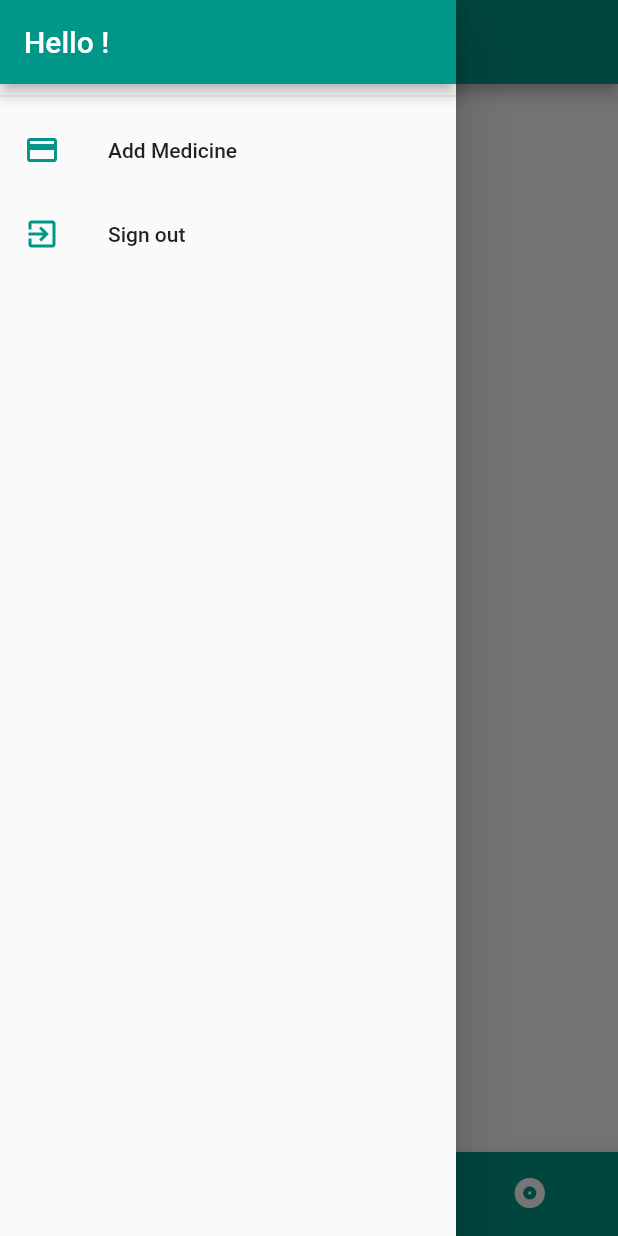
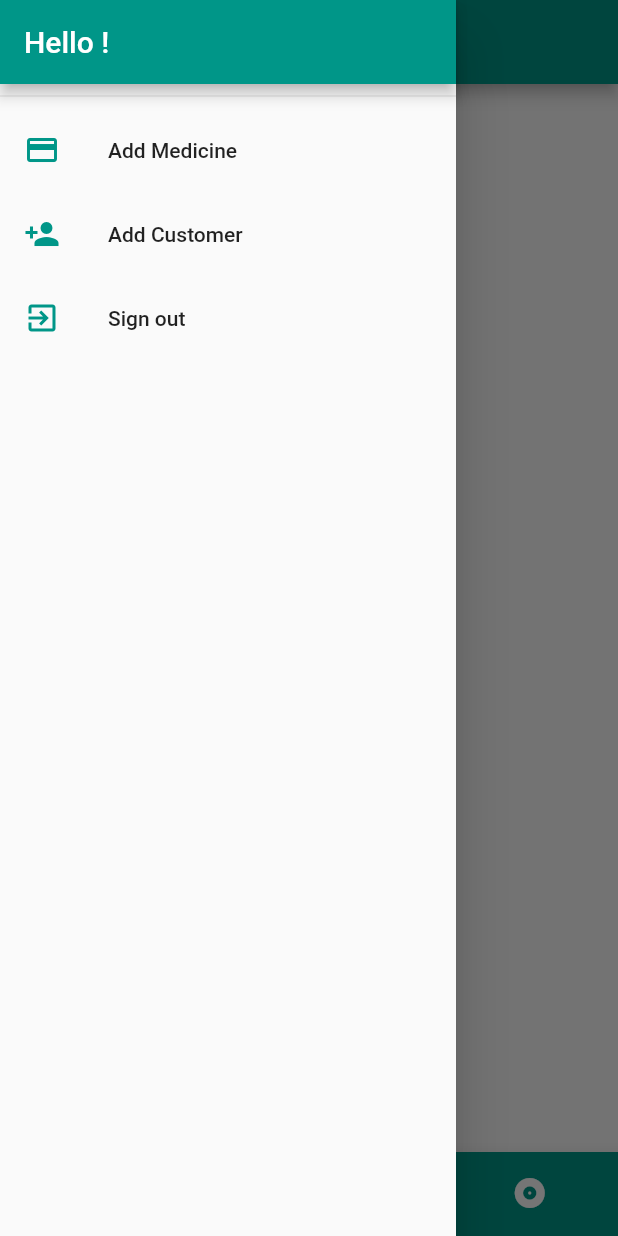
Before and after one commit to MedhatMohamed5/Medicines, a Flutter app: the screen it shows once a user with an empty profile is signed in, with the side drawer open, on a phone screen of 412 x 824 dp. Run offline on Flutter 3.47's test engine with Material 2 defaults, Android fonts, the phone set to English and light mode, and no system bars; our stand-ins replace cached_network_image, cloud_firestore, firebase_auth, firebase_core, firebase_storage, image_picker; accounts and stored records are empty.

Commit message:
Add Customer screen, card and some modifications

```diff
--- a/lib/main.dart
+++ b/lib/main.dart
@@ -1,3 +1,5 @@
+import 'package:Medicines/providers/customers_provider.dart';
+import 'package:Medicines/screens/edit_customer_screen.dart';
 import 'package:Medicines/screens/medicine_details_screen.dart';
 import 'package:flutter/material.dart';
 
@@ -51,6 +53,9 @@ class Medicines extends StatelessWidget {
             ChangeNotifierProvider(
               create: (ctx) => MedicinesProvider(),
             ),
+            ChangeNotifierProvider(
+              create: (ctx) => CustomersProvider(),
+            ),
           ],
           child: Consumer<Auth>(
             builder: (ctx, auth, _) => MaterialApp(
@@ -88,6 +93,7 @@ class Medicines extends StatelessWidget {
                         ),
               routes: {
                 EditMedicineScreen.routeName: (ctx) => EditMedicineScreen(),
+                EditCustomerScreen.routeName: (ctx) => EditCustomerScreen(),
                 MedicineDetailsScreen.routeName: (ctx) =>
                     MedicineDetailsScreen(),
               },
--- /dev/null
+++ b/lib/models/customer.dart
@@ -0,0 +1,48 @@
+class Customer {
+  static const kCustomer = 'customers';
+  final String id;
+  final String name;
+  final String phone;
+
+  final double balanceAmt;
+  final double purchasedAmt;
+  final double paidAmt;
+
+  Customer({
+    this.id,
+    this.name,
+    this.phone,
+    this.balanceAmt,
+    this.paidAmt,
+    this.purchasedAmt,
+  });
+
+  Customer copyWith({
+    String id,
+    String name,
+    String phone,
+    double balanceAmt,
+    double purchasedAmt,
+    double paidAmt,
+  }) {
+    return Customer(
+      id: id ?? this.id,
+      name: name ?? this.name,
+      phone: phone ?? this.phone,
+      balanceAmt: balanceAmt ?? this.balanceAmt,
+      purchasedAmt: purchasedAmt ?? this.purchasedAmt,
+      paidAmt: paidAmt ?? this.paidAmt,
+    );
+  }
+
+  factory Customer.fromMap(Map<String, dynamic> json) {
+    return Customer(
+      id: json['id'] ?? '',
+      name: json['name'] ?? '',
+      phone: json['phone'] ?? '',
+      balanceAmt: double.parse(json['balanceAmt'].toString()) ?? 0.0,
+      purchasedAmt: double.parse(json['purchasedAmt'].toString()) ?? 0.0,
+      paidAmt: double.parse(json['paidAmt'].toString()) ?? 0.0,
+    );
+  }
+}
--- /dev/null
+++ b/lib/providers/customers_provider.dart
@@ -0,0 +1,51 @@
+import 'package:Medicines/models/customer.dart';
+import 'package:cloud_firestore/cloud_firestore.dart';
+import 'package:flutter/foundation.dart';
+
+class CustomersProvider extends ChangeNotifier {
+  List<Customer> _customers = [];
+
+  List<Customer> get customers {
+    return [..._customers];
+  }
+
+  void addToItems(Map<String, dynamic> customer) {
+    try {
+      if (_customers.indexWhere((item) => item.id == customer['id']) < 0) {
+        _customers.add(Customer.fromMap(customer));
+        _customers.sort(
+            (customer1, customer2) => customer1.name.compareTo(customer2.name));
+        // notifyListeners();
+      }
+
+      _customers.forEach((element) {
+        print('${element.id} - ${element.name}');
+      });
+    } catch (e) {
+      print(e);
+    }
+  }
+
+  Stream<QuerySnapshot> fetchCustomers() {
+    return FirebaseFirestore.instance
+        .collection(Customer.kCustomer)
+        .orderBy('name')
+        .snapshots();
+  }
+
+  Customer findById(String id) {
+    return _customers.firstWhere((customer) => customer.id == id);
+  }
+
+  Future<void> addCustomer(Map<String, dynamic> data) async {
+    try {
+      final customerId = await FirebaseFirestore.instance
+          .collection(Customer.kCustomer)
+          .add(data);
+
+      notifyListeners();
+    } catch (err) {
+      print('An error occred $err');
+    }
+  }
+}
--- a/lib/providers/medicines_provider.dart
+++ b/lib/providers/medicines_provider.dart
@@ -25,9 +25,9 @@ class MedicinesProvider extends ChangeNotifier {
             (medicine1, medicine2) => medicine1.name.compareTo(medicine2.name));
         // notifyListeners();
       }
-      _items.forEach((element) {
+      /*_items.forEach((element) {
         print('${element.id} - ${element.name}');
-      });
+      });*/
     } catch (e) {
       print(e);
     }
--- a/lib/screens/customers_screen.dart
+++ b/lib/screens/customers_screen.dart
@@ -1,10 +1,49 @@
+import 'package:Medicines/providers/customers_provider.dart';
+import 'package:Medicines/widgets/customer_card.dart';
+import 'package:cloud_firestore/cloud_firestore.dart';
 import 'package:flutter/material.dart';
+import 'package:provider/provider.dart';
 
 class CustomersScreen extends StatelessWidget {
   @override
   Widget build(BuildContext context) {
-    return Center(
-      child: Text('Customers'),
+    return StreamBuilder<QuerySnapshot>(
+      stream: Provider.of<CustomersProvider>(context).fetchCustomers(),
+      builder: (ctx, snapshot) {
+        if (snapshot.connectionState == ConnectionState.waiting)
+          return Center(
+            child: CircularProgressIndicator(),
+          );
+        if (snapshot.hasError)
+          return Center(
+            child: Text('Something went wrong! please try again later!'),
+          );
+
+        final customersDocs = snapshot.data.docs;
+
+        return ListView.builder(
+          itemBuilder: (ctx, index) {
+            Map<String, dynamic> customerMap = customersDocs[index].data();
+
+            Provider.of<CustomersProvider>(context, listen: false).addToItems(
+              {
+                'id': customersDocs[index].id,
+                'name': customerMap['name'],
+                'phone': customerMap['phone'],
+                'balanceAmt': customerMap['balanceAmt'],
+                'paidAmt': customerMap['paidAmt'],
+                'purchasedAmt': customerMap['purchasedAmt'],
+              },
+            );
+
+            return CustomerCard(
+              key: ValueKey(customersDocs[index].id),
+              customerId: customersDocs[index].id,
+            );
+          },
+          itemCount: customersDocs.length,
+        );
+      },
     );
   }
 }
--- a/lib/screens/home_screen.dart
+++ b/lib/screens/home_screen.dart
@@ -32,7 +32,7 @@ class _HomeScreenState extends State<HomeScreen> {
     },
   ];
 
-  int _selectedPageIndex = 0;
+  int _selectedPageIndex = 1;
 
   @override
   Widget build(BuildContext context) {
--- a/lib/widgets/app_drawer.dart
+++ b/lib/widgets/app_drawer.dart
@@ -1,3 +1,4 @@
+import 'package:Medicines/screens/edit_customer_screen.dart';
 import 'package:Medicines/screens/edit_medicine_screen.dart';
 import 'package:flutter/material.dart';
 import 'package:provider/provider.dart';
@@ -28,6 +29,15 @@ class AppDrawer extends StatelessWidget {
           ),
           ListTile(
             leading:
+                Icon(Icons.person_add, color: Theme.of(context).primaryColor),
+            title: const Text('Add Customer'),
+            onTap: () {
+              Navigator.of(context).pop();
+              Navigator.of(context).pushNamed(EditCustomerScreen.routeName);
+            },
+          ),
+          ListTile(
+            leading:
                 Icon(Icons.exit_to_app, color: Theme.of(context).primaryColor),
             title: const Text('Sign out'),
             onTap: () {
```
Also changed, not shown: lib/models/medicine.dart (+5 -5 lines), lib/screens/edit_customer_screen.dart (added, +152 -0 lines), lib/screens/edit_medicine_screen.dart (+8 -7 lines), lib/widgets/customer_card.dart (added, +64 -0 lines).
